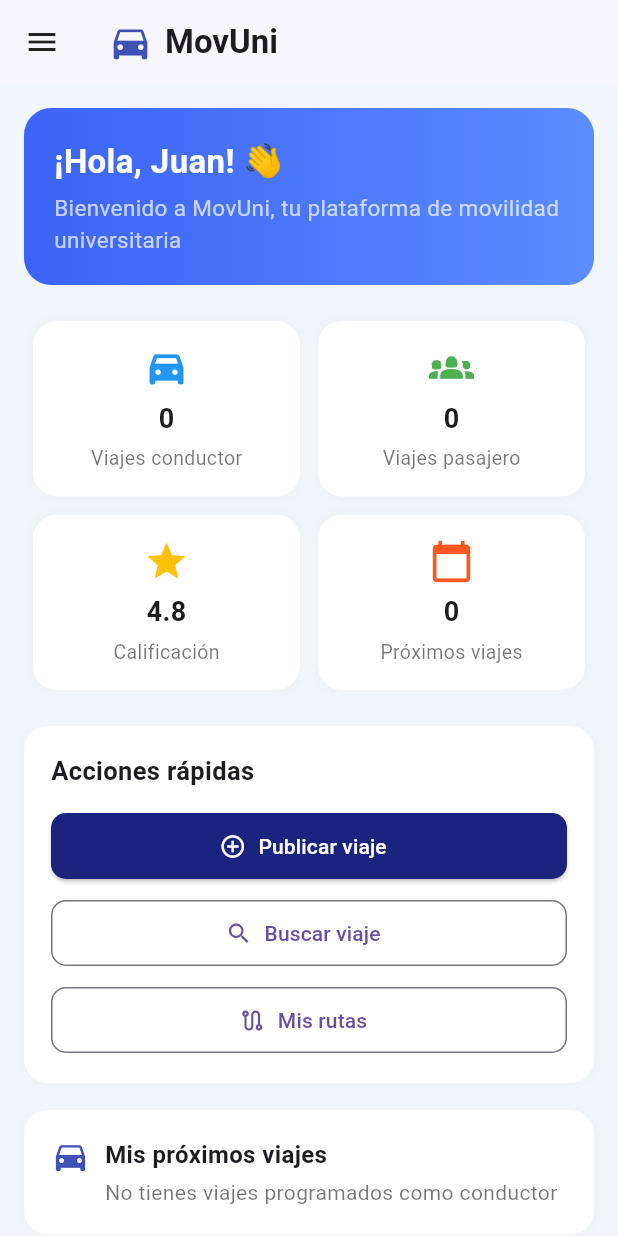
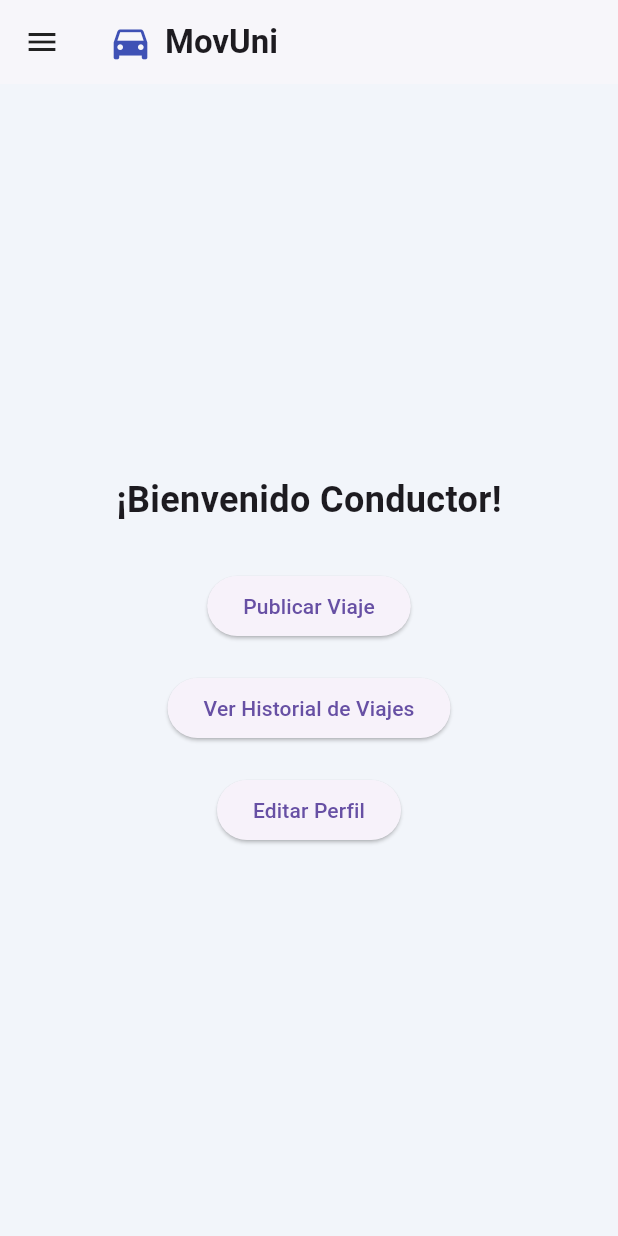
Before and after one commit to Marant7/MovUni, a Flutter app: the ConductorDashboard screen opened directly, on a phone screen of 412 x 824 dp. Run offline on Flutter 3.47's test engine with Material 3 defaults, Android fonts, the phone set to English and light mode, and no system bars; our stand-ins replace cloud_firestore, firebase_auth, firebase_core, introduction_screen, shared_preferences; accounts and stored records are empty.

Commit message:
Mostrar lista de viajes publicados - PBI-006

```diff
--- a/lib/dashboard/conductor_dashboard.dart
+++ b/lib/dashboard/conductor_dashboard.dart
@@ -3,6 +3,7 @@ import 'package:firebase_auth/firebase_auth.dart';
 import '../login.dart';
 import '../profile_edit.dart';
 import 'publicar_viaje.dart';
+import 'historial_viajes.dart';
 
 class ConductorDashboard extends StatelessWidget {
   const ConductorDashboard({Key? key}) : super(key: key);
@@ -20,6 +21,13 @@ class ConductorDashboard extends StatelessWidget {
       MaterialPageRoute(
         builder: (_) => const ProfileEditPage(userType: 'Conductor'),
       ),
+    );
+  }
+
+  void _verHistorialViajes(BuildContext context) {
+    Navigator.push(
+      context,
+      MaterialPageRoute(builder: (_) => const HistorialViajesPage()),
     );
   }
 
@@ -81,6 +89,7 @@ class ConductorDashboard extends StatelessWidget {
                   title: const Text('Historial'),
                   onTap: () {
                     Navigator.pop(context);
+                    _verHistorialViajes(context);
                   },
                 ),
                 ListTile(
@@ -118,180 +127,47 @@ class ConductorDashboard extends StatelessWidget {
             ),
           ),
         ),
-        body: SingleChildScrollView(
-          padding: const EdgeInsets.all(16),
+        body: Center(
           child: Column(
+            mainAxisAlignment: MainAxisAlignment.center,
             children: [
-              Container(
-                width: double.infinity,
-                padding: const EdgeInsets.all(20),
-                decoration: BoxDecoration(
-                  gradient: const LinearGradient(colors: [Color(0xFF3B63F6), Color(0xFF5B8CFF)]),
-                  borderRadius: BorderRadius.circular(18),
-                ),
-                child: Row(
-                  crossAxisAlignment: CrossAxisAlignment.start,
-                  children: [
-                    Expanded(
-                      child: Column(
-                        crossAxisAlignment: CrossAxisAlignment.start,
-                        children: const [
-                          Text('¡Hola, Juan! 👋', style: TextStyle(color: Colors.white, fontSize: 22, fontWeight: FontWeight.bold)),
-                          SizedBox(height: 4),
-                          Text('Bienvenido a MovUni, tu plataforma de movilidad universitaria', style: TextStyle(color: Colors.white70, fontSize: 15)),
-                        ],
-                      ),
+              const Text(
+                '¡Bienvenido Conductor!',
+                style: TextStyle(fontSize: 24, fontWeight: FontWeight.bold),
+              ),
+              const SizedBox(height: 30),
+              ElevatedButton(
+                onPressed: () {
+                  _abrirPublicarViaje(context);
+                },
+                child: const Text('Publicar Viaje'),
+              ),
+              const SizedBox(height: 20),
+              ElevatedButton(
+                onPressed: () {
+                  Navigator.push(
+                    context,
+                    MaterialPageRoute(
+                      builder: (_) => const HistorialViajesPage(),
                     ),
-                  ],
-                ),
+                  );
+                },
+                child: const Text('Ver Historial de Viajes'),
               ),
-              const SizedBox(height: 18),
-              Row(
-                children: [
-                  _infoCard(icon: Icons.directions_car_filled, label: 'Viajes conductor', value: '0'),
-                  _infoCard(icon: Icons.groups_2, label: 'Viajes pasajero', value: '0', iconColor: Colors.green),
-                ],
+              const SizedBox(height: 20),
+              ElevatedButton(
+                onPressed: () {
+                  Navigator.push(
+                    context,
+                    MaterialPageRoute(
+                      builder: (_) => const ProfileEditPage(userType: 'Conductor'),
+                    ),
+                  );
+                },
+                child: const Text('Editar Perfil'),
               ),
-              Row(
-                children: [
-                  _infoCard(icon: Icons.star, label: 'Calificación', value: '4.8', iconColor: Colors.amber),
-                  _infoCard(icon: Icons.calendar_today, label: 'Próximos viajes', value: '0', iconColor: Colors.deepOrange),
-                ],
-              ),
-              const SizedBox(height: 18),
-              Container(
-                width: double.infinity,
-                padding: const EdgeInsets.all(18),
-                decoration: BoxDecoration(
-                  color: Colors.white,
-                  borderRadius: BorderRadius.circular(16),
-                  boxShadow: [BoxShadow(color: Colors.grey.withOpacity(0.06), blurRadius: 6)],
-                ),
-                child: Column(
-                  crossAxisAlignment: CrossAxisAlignment.start,
-                  children: [
-                    const Text('Acciones rápidas', style: TextStyle(fontSize: 17, fontWeight: FontWeight.bold)),
-                    const SizedBox(height: 14),
-                    ElevatedButton.icon(
-                      icon: const Icon(Icons.add_circle_outline),
-                      label: const Text('Publicar viaje'),
-                      style: ElevatedButton.styleFrom(
-                        backgroundColor: Colors.indigo[900],
-                        foregroundColor: Colors.white,
-                        minimumSize: const Size(double.infinity, 44),
-                        shape: RoundedRectangleBorder(borderRadius: BorderRadius.circular(10)),
-                      ),
-                      onPressed: () => _abrirPublicarViaje(context),
-                    ),
-                    const SizedBox(height: 10),
-                    OutlinedButton.icon(
-                      icon: const Icon(Icons.search),
-                      label: const Text('Buscar viaje'),
-                      style: OutlinedButton.styleFrom(
-                        minimumSize: const Size(double.infinity, 44),
-                        shape: RoundedRectangleBorder(borderRadius: BorderRadius.circular(10)),
-                      ),
-                      onPressed: () {}, // Aquí puedes agregar lógica de búsqueda
-                    ),
-                    const SizedBox(height: 10),
-                    OutlinedButton.icon(
-                      icon: const Icon(Icons.route_outlined),
-                      label: const Text('Mis rutas'),
-                      style: OutlinedButton.styleFrom(
-                        minimumSize: const Size(double.infinity, 44),
-                        shape: RoundedRectangleBorder(borderRadius: BorderRadius.circular(10)),
-                      ),
-                      onPressed: () {}, // Aquí puedes agregar lógica de rutas
-                    ),
-                  ],
-                ),
-              ),
-              const SizedBox(height: 18),
-              _sectionCard(
-                icon: Icons.directions_car,
-                title: 'Mis próximos viajes',
-                subtitle: 'No tienes viajes programados como conductor',
-                iconColor: Colors.indigo,
-              ),
-              _sectionCard(
-                icon: Icons.groups_2,
-                title: 'Mis próximas reservas',
-                subtitle: 'No tienes reservas activas como pasajero',
-                iconColor: Colors.green,
-              ),
-              _sectionCard(
-                icon: Icons.search,
-                title: 'Viajes disponibles hoy',
-                subtitle: 'No hay viajes disponibles para hoy. ¡Publica el tuyo!',
-                iconColor: Colors.black54,
-              ),
-              _sectionCard(
-                icon: Icons.calendar_today,
-                title: 'Historial de viajes',
-                subtitle: 'No tienes viajes en tu historial aún.',
-                iconColor: Colors.deepPurple,
-              ),
-              const SizedBox(height: 28),
             ],
           ),
         ),
       );
-
-  Widget _infoCard({required IconData icon, required String label, required String value, Color? iconColor}) {
-    return Expanded(
-      child: Container(
-        margin: const EdgeInsets.all(6),
-        padding: const EdgeInsets.symmetric(vertical: 16),
-        decoration: BoxDecoration(
-          color: Colors.white,
-          borderRadius: BorderRadius.circular(16),
-          boxShadow: [BoxShadow(color: Colors.grey.withOpacity(0.08), blurRadius: 6)],
-        ),
-        child: Column(
-          children: [
-            Icon(icon, color: iconColor ?? Colors.blue, size: 30),
-            const SizedBox(height: 6),
-            Text(value, style: const TextStyle(fontSize: 18, fontWeight: FontWeight.bold)),
-            const SizedBox(height: 4),
-            Text(label, style: const TextStyle(fontSize: 13, color: Colors.black54)),
-          ],
-        ),
-      ),
-    );
-  }
-
-  Widget _sectionCard({
-    required IconData icon,
-    required String title,
-    required String subtitle,
-    Color? iconColor,
-  }) {
-    return Container(
-      width: double.infinity,
-      margin: const EdgeInsets.only(bottom: 16),
-      padding: const EdgeInsets.all(18),
-      decoration: BoxDecoration(
-        color: Colors.white,
-        borderRadius: BorderRadius.circular(16),
-        boxShadow: [BoxShadow(color: Colors.grey.withOpacity(0.06), blurRadius: 6)],
-      ),
-      child: Row(
-        crossAxisAlignment: CrossAxisAlignment.start,
-        children: [
-          Icon(icon, color: iconColor ?? Colors.black87, size: 26),
-          const SizedBox(width: 10),
-          Expanded(
-            child: Column(
-              crossAxisAlignment: CrossAxisAlignment.start,
-              children: [
-                Text(title, style: const TextStyle(fontSize: 16, fontWeight: FontWeight.bold)),
-                const SizedBox(height: 4),
-                Text(subtitle, style: const TextStyle(fontSize: 14, color: Colors.black54)),
-              ],
-            ),
-          ),
-        ],
-      ),
-    );
-  }
 }
--- /dev/null
+++ b/lib/dashboard/historial_viajes.dart
@@ -0,0 +1,55 @@
+import 'package:flutter/material.dart';
+import 'package:cloud_firestore/cloud_firestore.dart';
+import 'package:firebase_auth/firebase_auth.dart';
+
+class HistorialViajesPage extends StatelessWidget {
+  const HistorialViajesPage({Key? key}) : super(key: key);
+
+  @override
+  Widget build(BuildContext context) {
+    final user = FirebaseAuth.instance.currentUser;
+    if (user == null) {
+      return Scaffold(
+        appBar: AppBar(title: const Text('Historial de Viajes')),
+        body: const Center(child: Text('Debes iniciar sesión')),
+      );
+    }
+
+    return Scaffold(
+      appBar: AppBar(title: const Text('Historial de Viajes')),
+      body: StreamBuilder<QuerySnapshot>(
+        stream: FirebaseFirestore.instance
+            .collection('viajes')
+            .where('conductorId', isEqualTo: user.uid)
+            .orderBy('timestamp', descending: true)
+            .snapshots(),
+        builder: (context, snapshot) {
+          if (snapshot.connectionState == ConnectionState.waiting) {
+            return const Center(child: CircularProgressIndicator());
+          }
+          if (!snapshot.hasData || snapshot.data!.docs.isEmpty) {
+            return const Center(child: Text('No tienes viajes publicados.'));
+          }
+          final viajes = snapshot.data!.docs;
+          return ListView.builder(
+            itemCount: viajes.length,
+            itemBuilder: (context, index) {
+              final viaje = viajes[index].data() as Map<String, dynamic>;
+              return Card(
+                margin: const EdgeInsets.symmetric(horizontal: 16, vertical: 8),
+                child: ListTile(
+                  title: Text('${viaje['origen']['nombre']} → ${viaje['destino']['nombre']}'),
+                  subtitle: Text(
+                    'Fecha: ${viaje['fecha']} | Hora: ${viaje['hora']}\n'
+                    'Asientos: ${viaje['asientos']} | Precio: S/ ${viaje['precio']}',
+                  ),
+                  trailing: const Icon(Icons.directions_car, color: Colors.indigo),
+                ),
+              );
+            },
+          );
+        },
+      ),
+    );
+  }
+}
```
